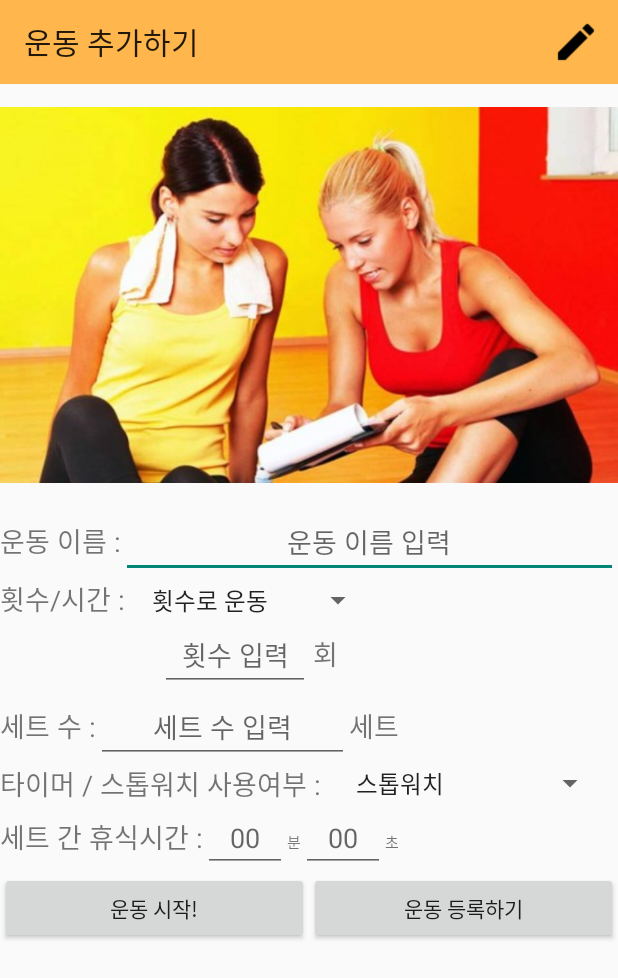
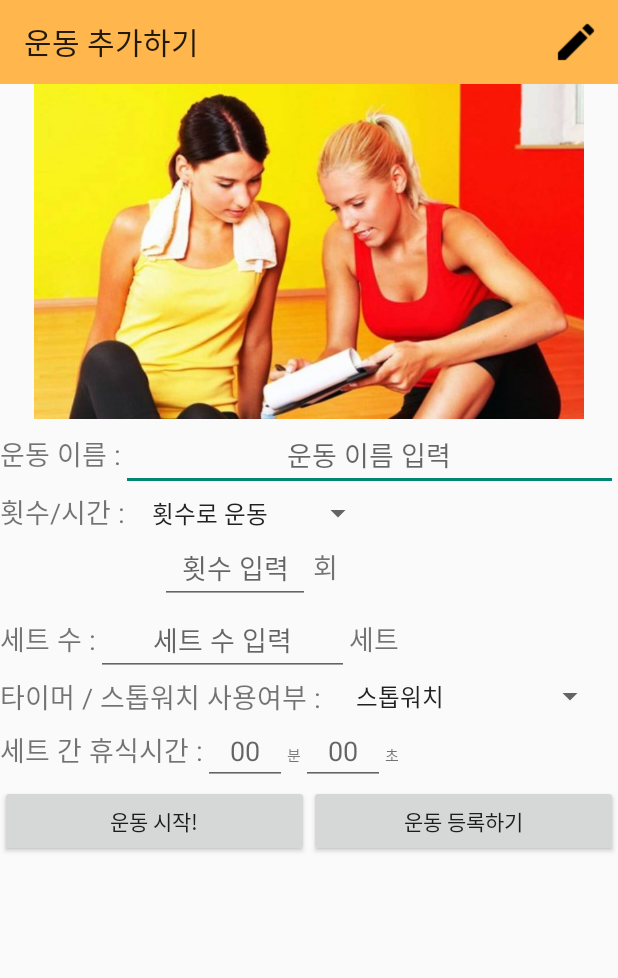
Before and after one commit to SongMarco/WorkOutApp, an Android app: the AddWorkoutActivity screen opened directly, with no data from a screen before it, on a phone screen of 412 x 824 dp. Shown: the top 978 px of the screen. Run offline under Robolectric (Android 15) with nearby library versions, the phone set to English and light mode, and no system bars; 1 statement that could not run was skipped.

Commit message:
사진 크기를 수정함

```diff
--- a/app/src/main/res/layout/activity_add_workout.xml
+++ b/app/src/main/res/layout/activity_add_workout.xml
@@ -18,7 +18,7 @@
     <ImageView
         android:id="@+id/imageView4"
         android:layout_width="match_parent"
-        android:layout_height="281dp"
+        android:layout_height="223dp"
         app:srcCompat="@drawable/schedule" />
 
     <LinearLayout
```
